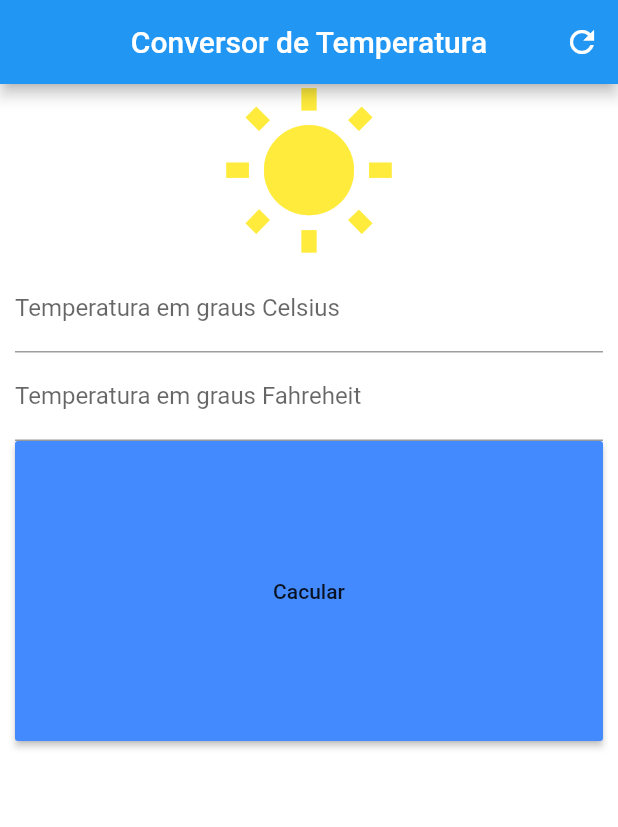
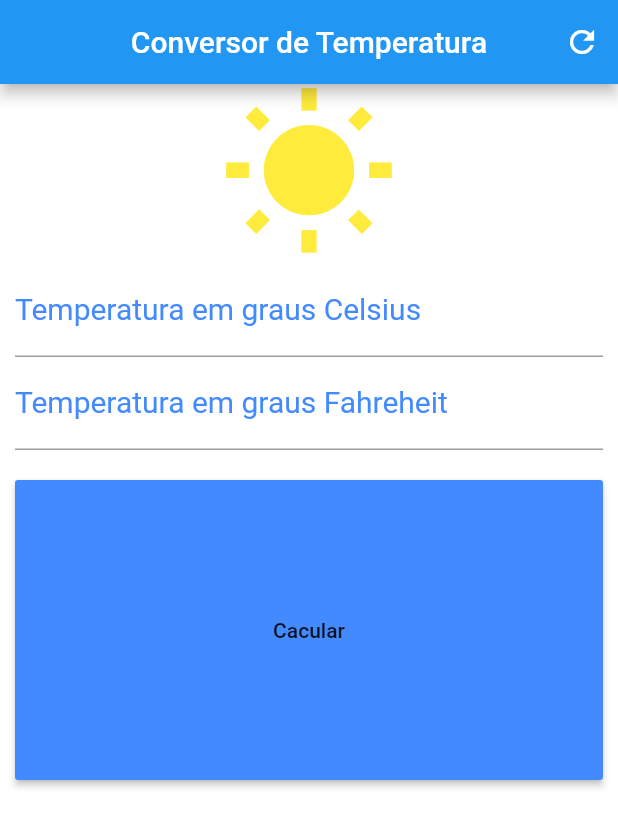
Before and after one commit to fabiohc/conversor_temperatura, a Flutter app: the screen it shows after launch, after a tap on "Cacular", on a phone screen of 412 x 824 dp. Shown: the top 827 px of the screen. Run offline on Flutter 3.47's test engine with Material 2 defaults, Android fonts, the phone set to English and light mode, and no system bars.

Commit message:
Ajuste no formulario

```diff
--- a/lib/main.dart
+++ b/lib/main.dart
@@ -10,8 +10,23 @@ class Home extends StatefulWidget {
 }
 
 class _HomeState extends State<Home> {
+  TextEditingController celsiusController = TextEditingController();
+  TextEditingController fahrenheitController = TextEditingController();
+  GlobalKey<FormState> _formKey = GlobalKey<FormState>();
+
   @override
   Widget build(BuildContext context) {
+
+    void _reserFields(){
+      celsiusController.text = "";
+      fahrenheitController.text = "";
+    }
+
+    void _converter(){
+      double celsius = double.parse(celsiusController.text);
+      double fahrenheit = celsius * 1.8 + 32.0;
+      fahrenheitController.text = fahrenheit.toStringAsFixed(4);
+    }
 
     AppBar appBar = AppBar(
 
@@ -21,7 +36,7 @@ class _HomeState extends State<Home> {
       actions: <Widget>[
         IconButton(
           icon: Icon(Icons.refresh),
-          onPressed: (){},)
+          onPressed: _reserFields,),
       ],
     );
 
@@ -30,8 +45,9 @@ class _HomeState extends State<Home> {
     TextStyle styleDecoration = TextStyle(color: Colors.blueAccent,fontSize: 20);
     TextStyle styleField = TextStyle(color: Colors.blueAccent);
 
+
     RaisedButton raisedButton = RaisedButton(
-        onPressed: (){},
+        onPressed: _converter,
       child: Text("Cacular"),
       color: Colors.blueAccent,
     );
@@ -41,20 +57,40 @@ class _HomeState extends State<Home> {
       child: raisedButton,
     );
 
+    Padding padding = Padding(padding: EdgeInsets.only(top: 20.0),
+    child: containerBtn,
+    );
+
     TextField tempCelsius = TextField(keyboardType: TextInputType.number,
-    decoration: InputDecoration(labelText: "Temperatura em graus Celsius"),
+    decoration: InputDecoration(
+      labelText: "Temperatura em graus Celsius",
+      labelStyle : styleDecoration,
+    ),
+    textAlign: TextAlign.center,
+    style: styleField,
+    controller: celsiusController,
+    );
+
+    TextField tempFahreheit = TextField(keyboardType: TextInputType.number,
+      decoration: InputDecoration(
+          labelText: "Temperatura em graus Fahreheit",
+      labelStyle: styleDecoration,
+      ),
       textAlign: TextAlign.center,
-    );
-    TextField tempFahreheit = TextField(keyboardType: TextInputType.number,
-      decoration: InputDecoration(labelText: "Temperatura em graus Fahreheit"),
-      textAlign: TextAlign.center,
+      style: styleField,
+      controller: fahrenheitController,
     );
 
     Column column = Column(
       crossAxisAlignment: CrossAxisAlignment.stretch,
       children: <Widget>[
-        icon, tempCelsius, tempFahreheit,containerBtn
+        icon, tempCelsius, tempFahreheit,padding
       ],
+    );
+
+    Form form = Form(
+        child: column,
+        key: _formKey
     );
 
     SingleChildScrollView singleChildScrollView = SingleChildScrollView(
```
